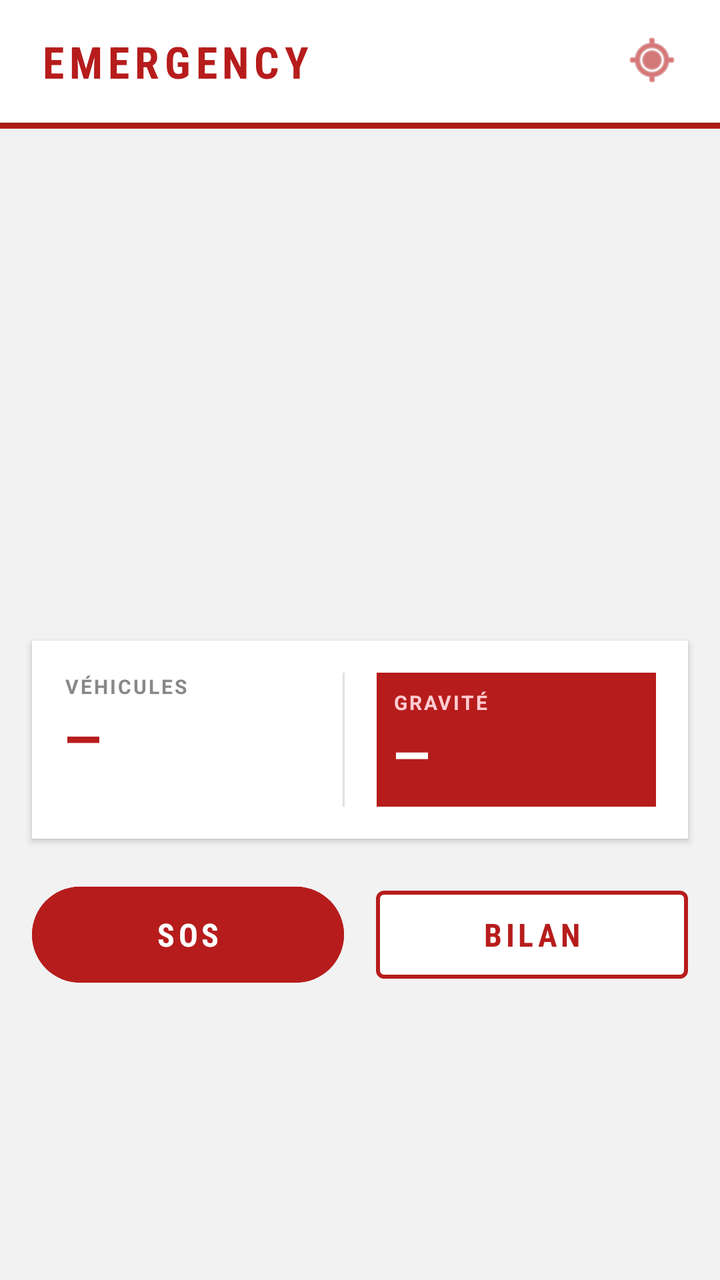
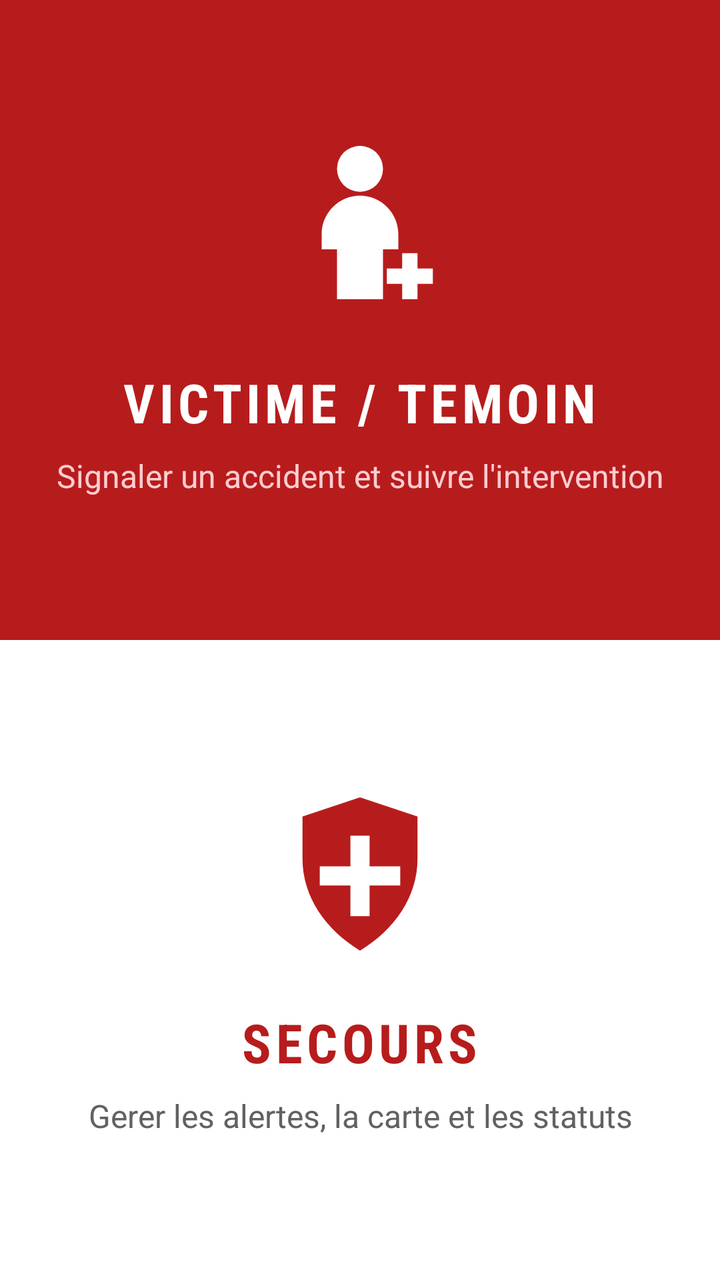

Two renders of the same Android screen: before a commit and after it. Below are the layout's source before the change and the commit's diff.
<!-- AndroidManifest.xml: application theme Theme.MyApplication -->
<!-- res/layout/activity_main.xml -->
<?xml version="1.0" encoding="utf-8"?>
<androidx.constraintlayout.widget.ConstraintLayout
    xmlns:android="http://schemas.android.com/apk/res/android"
    xmlns:app="http://schemas.android.com/apk/res-auto"
    xmlns:tools="http://schemas.android.com/tools"
    android:id="@+id/main"
    android:layout_width="match_parent"
    android:layout_height="match_parent"
    android:background="#F2F2F2"
    tools:context=".MainActivity">

    
    <LinearLayout
        android:id="@+id/header"
        android:layout_width="0dp"
        android:layout_height="wrap_content"
        android:orientation="horizontal"
        android:background="#FFFFFF"
        android:paddingStart="20dp"
        android:paddingEnd="20dp"
        android:paddingTop="16dp"
        android:paddingBottom="16dp"
        android:elevation="4dp"
        app:layout_constraintTop_toTopOf="parent"
        app:layout_constraintStart_toStartOf="parent"
        app:layout_constraintEnd_toEndOf="parent">

        <TextView
            android:layout_width="0dp"
            android:layout_height="wrap_content"
            android:layout_weight="1"
            android:text="EMERGENCY"
            android:textColor="#B71C1C"
            android:textSize="22sp"
            android:textStyle="bold"
            android:letterSpacing="0.12"
            android:fontFamily="sans-serif-condensed" />

        
        <ImageView
            android:layout_width="28dp"
            android:layout_height="28dp"
            android:src="@android:drawable/ic_menu_mylocation"
            android:tint="#B71C1C" />
    </LinearLayout>

    
    <View
        android:id="@+id/header_divider"
        android:layout_width="0dp"
        android:layout_height="3dp"
        android:background="#B71C1C"
        app:layout_constraintTop_toBottomOf="@+id/header"
        app:layout_constraintStart_toStartOf="parent"
        app:layout_constraintEnd_toEndOf="parent" />

    
    <ImageView
        android:id="@+id/animation"
        android:layout_width="0dp"
        android:layout_height="220dp"
        android:layout_marginStart="16dp"
        android:layout_marginEnd="16dp"
        android:layout_marginTop="20dp"
        android:scaleType="centerCrop"
        app:layout_constraintTop_toBottomOf="@+id/header_divider"
        app:layout_constraintStart_toStartOf="parent"
        app:layout_constraintEnd_toEndOf="parent" />

    
    <LinearLayout
        android:id="@+id/status_card"
        android:layout_width="0dp"
        android:layout_height="wrap_content"
        android:orientation="horizontal"
        android:background="#FFFFFF"
        android:layout_marginStart="16dp"
        android:layout_marginEnd="16dp"
        android:layout_marginTop="16dp"
        android:padding="16dp"
        android:elevation="2dp"
        app:layout_constraintTop_toBottomOf="@+id/animation"
        app:layout_constraintStart_toStartOf="parent"
        app:layout_constraintEnd_toEndOf="parent">

        
        <LinearLayout
            android:layout_width="0dp"
            android:layout_height="wrap_content"
            android:layout_weight="1"
            android:orientation="vertical">

            <TextView
                android:layout_width="wrap_content"
                android:layout_height="wrap_content"
                android:text="VÉHICULES"
                android:textColor="#888888"
                android:textSize="10sp"
                android:letterSpacing="0.1"
                android:textStyle="bold" />

            <TextView
                android:layout_width="wrap_content"
                android:layout_height="wrap_content"
                android:text="—"
                android:textColor="#B71C1C"
                android:textSize="28sp"
                android:textStyle="bold"
                android:fontFamily="sans-serif-condensed" />
        </LinearLayout>

        
        <View
            android:layout_width="1dp"
            android:layout_height="match_parent"
            android:background="#E0E0E0"
            android:layout_marginEnd="16dp" />

        
        <LinearLayout
            android:layout_width="0dp"
            android:layout_height="wrap_content"
            android:layout_weight="1"
            android:orientation="vertical"
            android:background="#B71C1C"
            android:padding="8dp">

            <TextView
                android:layout_width="wrap_content"
                android:layout_height="wrap_content"
                android:text="GRAVITÉ"
                android:textColor="#FFCDD2"
                android:textSize="10sp"
                android:letterSpacing="0.1"
                android:textStyle="bold" />

            <TextView
                android:layout_width="wrap_content"
                android:layout_height="wrap_content"
                android:text="—"
                android:textColor="#FFFFFF"
                android:textSize="28sp"
                android:textStyle="bold"
                android:fontFamily="sans-serif-condensed" />
        </LinearLayout>
    </LinearLayout>

    
    <LinearLayout
        android:id="@+id/button_row"
        android:layout_width="0dp"
        android:layout_height="wrap_content"
        android:orientation="horizontal"
        android:layout_marginStart="16dp"
        android:layout_marginEnd="16dp"
        android:layout_marginTop="20dp"
        app:layout_constraintTop_toBottomOf="@+id/status_card"
        app:layout_constraintStart_toStartOf="parent"
        app:layout_constraintEnd_toEndOf="parent">

        
        <Button
            android:id="@+id/default_button"
            android:layout_width="0dp"
            android:layout_height="56dp"
            android:layout_weight="1"
            android:layout_marginEnd="8dp"
            android:text="SOS"
            android:textColor="#FFFFFF"
            android:textSize="16sp"
            android:textStyle="bold"
            android:letterSpacing="0.12"
            android:fontFamily="sans-serif-condensed"
            android:backgroundTint="#B71C1C"
            android:stateListAnimator="@null" />

        
        <Button
            android:id="@+id/option_button_1"
            android:layout_width="0dp"
            android:layout_height="56dp"
            android:layout_weight="1"
            android:layout_marginStart="8dp"
            android:text="BILAN"
            android:textColor="#B71C1C"
            android:textSize="16sp"
            android:textStyle="bold"
            android:letterSpacing="0.12"
            android:fontFamily="sans-serif-condensed"
            android:backgroundTint="#FFFFFF"
            android:stateListAnimator="@null"
            style="@style/Widget.MaterialComponents.Button.OutlinedButton"
            app:strokeColor="#B71C1C"
            app:strokeWidth="2dp" />
    </LinearLayout>



</androidx.constraintlayout.widget.ConstraintLayout>
<!-- resources referenced by this layout -->
<resources>
  <style name="Theme.MyApplication" parent="Base.Theme.MyApplication" />
  <style name="Base.Theme.MyApplication" parent="Theme.Material3.DayNight.NoActionBar">
          
          
      </style>
</resources>

<!-- the commit's change to res/layout/activity_main.xml (unified diff, before → after) -->
@@ -1,199 +1,93 @@
 <?xml version="1.0" encoding="utf-8"?>
-<androidx.constraintlayout.widget.ConstraintLayout
-    xmlns:android="http://schemas.android.com/apk/res/android"
+<LinearLayout xmlns:android="http://schemas.android.com/apk/res/android"
     xmlns:app="http://schemas.android.com/apk/res-auto"
     xmlns:tools="http://schemas.android.com/tools"
     android:id="@+id/main"
     android:layout_width="match_parent"
     android:layout_height="match_parent"
-    android:background="#F2F2F2"
+    android:background="#FFFFFF"
+    android:orientation="vertical"
     tools:context=".MainActivity">
 
-    
     <LinearLayout
-        android:id="@+id/header"
-        android:layout_width="0dp"
-        android:layout_height="wrap_content"
-        android:orientation="horizontal"
-        android:background="#FFFFFF"
-        android:paddingStart="20dp"
-        android:paddingEnd="20dp"
-        android:paddingTop="16dp"
-        android:paddingBottom="16dp"
-        android:elevation="4dp"
-        app:layout_constraintTop_toTopOf="parent"
-        app:layout_constraintStart_toStartOf="parent"
-        app:layout_constraintEnd_toEndOf="parent">
+        android:id="@+id/victim_role_button"
+        android:layout_width="match_parent"
+        android:layout_height="0dp"
+        android:layout_weight="1"
+        android:background="#B71C1C"
+        android:clickable="true"
+        android:focusable="true"
+        android:foreground="?attr/selectableItemBackground"
+        android:gravity="center"
+        android:orientation="vertical"
+        android:padding="28dp">
+
+        <ImageView
+            android:layout_width="92dp"
+            android:layout_height="92dp"
+            android:src="@drawable/ic_role_victim"
+            app:tint="#FFFFFF" />
 
         <TextView
-            android:layout_width="0dp"
+            android:layout_width="wrap_content"
             android:layout_height="wrap_content"
-            android:layout_weight="1"
-            android:text="EMERGENCY"
-            android:textColor="#B71C1C"
-            android:textSize="22sp"
-            android:textStyle="bold"
-            android:letterSpacing="0.12"
-            android:fontFamily="sans-serif-condensed" />
+            android:layout_marginTop="20dp"
+            android:fontFamily="sans-serif-condensed"
+            android:letterSpacing="0.08"
+            android:text="VICTIME / TEMOIN"
+            android:textColor="#FFFFFF"
+            android:textSize="27sp"
+            android:textStyle="bold" />
 
-        
-        <ImageView
-            android:layout_width="28dp"
-            android:layout_height="28dp"
-            android:src="@android:drawable/ic_menu_mylocation"
-            android:tint="#B71C1C" />
+        <TextView
+            android:layout_width="match_parent"
+            android:layout_height="wrap_content"
+            android:layout_marginTop="8dp"
+            android:gravity="center"
+            android:text="Signaler un accident et suivre l'intervention"
+            android:textColor="#FFCDD2"
+            android:textSize="16sp" />
+
     </LinearLayout>
 
-    
-    <View
-        android:id="@+id/header_divider"
-        android:layout_width="0dp"
-        android:layout_height="3dp"
-        android:background="#B71C1C"
-        app:layout_constraintTop_toBottomOf="@+id/header"
-        app:layout_constraintStart_toStartOf="parent"
-        app:layout_constraintEnd_toEndOf="parent" />
+    <LinearLayout
+        android:id="@+id/rescue_role_button"
+        android:layout_width="match_parent"
+        android:layout_height="0dp"
+        android:layout_weight="1"
+        android:background="#FFFFFF"
+        android:clickable="true"
+        android:focusable="true"
+        android:foreground="?attr/selectableItemBackground"
+        android:gravity="center"
+        android:orientation="vertical"
+        android:padding="28dp">
 
-    
-    <ImageView
-        android:id="@+id/animation"
-        android:layout_width="0dp"
-        android:layout_height="220dp"
-        android:layout_marginStart="16dp"
-        android:layout_marginEnd="16dp"
-        android:layout_marginTop="20dp"
-        android:scaleType="centerCrop"
-        app:layout_constraintTop_toBottomOf="@+id/header_divider"
-        app:layout_constraintStart_toStartOf="parent"
-        app:layout_constraintEnd_toEndOf="parent" />
+        <ImageView
+            android:layout_width="92dp"
+            android:layout_height="92dp"
+            android:src="@drawable/ic_role_rescue" />
 
-    
-    <LinearLayout
-        android:id="@+id/status_card"
-        android:layout_width="0dp"
-        android:layout_height="wrap_content"
-        android:orientation="horizontal"
-        android:background="#FFFFFF"
-        android:layout_marginStart="16dp"
-        android:layout_marginEnd="16dp"
-        android:layout_marginTop="16dp"
-        android:padding="16dp"
-        android:elevation="2dp"
-        app:layout_constraintTop_toBottomOf="@+id/animation"
-        app:layout_constraintStart_toStartOf="parent"
-        app:layout_constraintEnd_toEndOf="parent">
+        <TextView
+            android:layout_width="wrap_content"
+            android:layout_height="wrap_content"
+            android:layout_marginTop="20dp"
+            android:fontFamily="sans-serif-condensed"
+            android:letterSpacing="0.08"
+            android:text="SECOURS"
+            android:textColor="#B71C1C"
+            android:textSize="27sp"
+            android:textStyle="bold" />
 
-        
-        <LinearLayout
-            android:layout_width="0dp"
+        <TextView
+            android:layout_width="match_parent"
             android:layout_height="wrap_content"
-            android:layout_weight="1"
-            android:orientation="vertical">
+            android:layout_marginTop="8dp"
+            android:gravity="center"
+            android:text="Gerer les alertes, la carte et les statuts"
+            android:textColor="#616161"
+            android:textSize="16sp" />
 
-            <TextView
-                android:layout_width="wrap_content"
-                android:layout_height="wrap_content"
-                android:text="VÉHICULES"
-                android:textColor="#888888"
-                android:textSize="10sp"
-                android:letterSpacing="0.1"
-                android:textStyle="bold" />
-
-            <TextView
-                android:layout_width="wrap_content"
-                android:layout_height="wrap_content"
-                android:text="—"
-                android:textColor="#B71C1C"
-                android:textSize="28sp"
-                android:textStyle="bold"
-                android:fontFamily="sans-serif-condensed" />
-        </LinearLayout>
-
-        
-        <View
-            android:layout_width="1dp"
-            android:layout_height="match_parent"
-            android:background="#E0E0E0"
-            android:layout_marginEnd="16dp" />
-
-        
-        <LinearLayout
-            android:layout_width="0dp"
-            android:layout_height="wrap_content"
-            android:layout_weight="1"
-            android:orientation="vertical"
-            android:background="#B71C1C"
-            android:padding="8dp">
-
-            <TextView
-                android:layout_width="wrap_content"
-                android:layout_height="wrap_content"
-                android:text="GRAVITÉ"
-                android:textColor="#FFCDD2"
-                android:textSize="10sp"
-                android:letterSpacing="0.1"
-                android:textStyle="bold" />
-
-            <TextView
-                android:layout_width="wrap_content"
-                android:layout_height="wrap_content"
-                android:text="—"
-                android:textColor="#FFFFFF"
-                android:textSize="28sp"
-                android:textStyle="bold"
-                android:fontFamily="sans-serif-condensed" />
-        </LinearLayout>
     </LinearLayout>
 
-    
-    <LinearLayout
-        android:id="@+id/button_row"
-        android:layout_width="0dp"
-        android:layout_height="wrap_content"
-        android:orientation="horizontal"
-        android:layout_marginStart="16dp"
-        android:layout_marginEnd="16dp"
-        android:layout_marginTop="20dp"
-        app:layout_constraintTop_toBottomOf="@+id/status_card"
-        app:layout_constraintStart_toStartOf="parent"
-        app:layout_constraintEnd_toEndOf="parent">
-
-        
-        <Button
-            android:id="@+id/default_button"
-            android:layout_width="0dp"
-            android:layout_height="56dp"
-            android:layout_weight="1"
-            android:layout_marginEnd="8dp"
-            android:text="SOS"
-            android:textColor="#FFFFFF"
-            android:textSize="16sp"
-            android:textStyle="bold"
-            android:letterSpacing="0.12"
-            android:fontFamily="sans-serif-condensed"
-            android:backgroundTint="#B71C1C"
-            android:stateListAnimator="@null" />
-
-        
-        <Button
-            android:id="@+id/option_button_1"
-            android:layout_width="0dp"
-            android:layout_height="56dp"
-            android:layout_weight="1"
-            android:layout_marginStart="8dp"
-            android:text="BILAN"
-            android:textColor="#B71C1C"
-            android:textSize="16sp"
-            android:textStyle="bold"
-            android:letterSpacing="0.12"
-            android:fontFamily="sans-serif-condensed"
-            android:backgroundTint="#FFFFFF"
-            android:stateListAnimator="@null"
-            style="@style/Widget.MaterialComponents.Button.OutlinedButton"
-            app:strokeColor="#B71C1C"
-            app:strokeWidth="2dp" />
-    </LinearLayout>
-
-
-
-</androidx.constraintlayout.widget.ConstraintLayout>
+</LinearLayout>
<!-- resource entries referenced after the edit -->
@@ -1,5 +1,41 @@
 <!-- resources referenced by this layout -->
 <resources>
+  <!-- drawable ic_role_rescue (drawable) -->
+  <?xml version="1.0" encoding="utf-8"?>
+  <vector xmlns:android="http://schemas.android.com/apk/res/android"
+      android:width="96dp"
+      android:height="96dp"
+      android:viewportWidth="96"
+      android:viewportHeight="96">
+  
+      <path
+          android:fillColor="#B71C1C"
+          android:pathData="M48,8l30,10v22c0,20 -12,37 -30,48c-18,-11 -30,-28 -30,-48v-22z" />
+  
+      <path
+          android:fillColor="#FFFFFFFF"
+          android:pathData="M43,28h10v16h16v10h-16v16h-10v-16h-16v-10h16z" />
+  </vector>
+  <!-- drawable ic_role_victim (drawable) -->
+  <?xml version="1.0" encoding="utf-8"?>
+  <vector xmlns:android="http://schemas.android.com/apk/res/android"
+      android:width="96dp"
+      android:height="96dp"
+      android:viewportWidth="96"
+      android:viewportHeight="96">
+  
+      <path
+          android:fillColor="#FF000000"
+          android:pathData="M48,14m-12,0a12,12 0,1 0,24 0a12,12 0,1 0,-24 0" />
+  
+      <path
+          android:fillColor="#FF000000"
+          android:pathData="M28,48c0,-11 9,-20 20,-20s20,9 20,20v8h-8v26h-24v-26h-8z" />
+  
+      <path
+          android:fillColor="#FF000000"
+          android:pathData="M70,58h8v8h8v8h-8v8h-8v-8h-8v-8h8z" />
+  </vector>
   <style name="Theme.MyApplication" parent="Base.Theme.MyApplication" />
   <style name="Base.Theme.MyApplication" parent="Theme.Material3.DayNight.NoActionBar">
           
